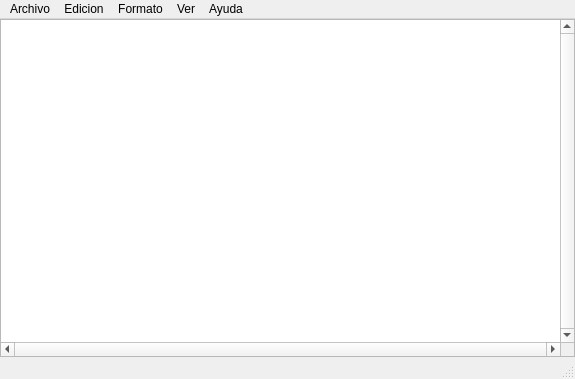
The window that mainwindow.ui (CesarMaiguel/Interpretador) describes before a commit, drawn with Qt 5.
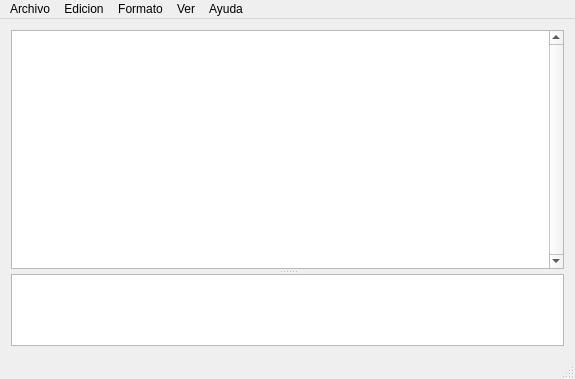
The same window after the commit. Custom widgets are drawn as their Qt base class.

What changed in the file:
```diff
--- a/mainwindow.ui
+++ b/mainwindow.ui
@@ -21,25 +21,45 @@
     <bool>false</bool>
    </property>
    <layout class="QVBoxLayout" name="verticalLayout">
-    <property name="spacing">
-     <number>0</number>
-    </property>
-    <property name="leftMargin">
-     <number>0</number>
-    </property>
-    <property name="topMargin">
-     <number>0</number>
-    </property>
-    <property name="rightMargin">
-     <number>0</number>
-    </property>
-    <property name="bottomMargin">
-     <number>0</number>
-    </property>
-    <item>
-     <layout class="QHBoxLayout" name="horizontalLayout">
-      <item>
-       <widget class="PlainText" name="plainTextEdit">
+    <item>
+     <widget class="QSplitter" name="splitter">
+      <property name="orientation">
+       <enum>Qt::Vertical</enum>
+      </property>
+      <property name="opaqueResize">
+       <bool>true</bool>
+      </property>
+      <property name="handleWidth">
+       <number>5</number>
+      </property>
+      <property name="childrenCollapsible">
+       <bool>false</bool>
+      </property>
+      <widget class="CodeEditor" name="plainTextEdit">
+       <property name="sizePolicy">
+        <sizepolicy hsizetype="Ignored" vsizetype="Ignored">
+         <horstretch>0</horstretch>
+         <verstretch>0</verstretch>
+        </sizepolicy>
+       </property>
+       <property name="minimumSize">
+        <size>
+         <width>0</width>
+         <height>30</height>
+        </size>
+       </property>
+       <property name="maximumSize">
+        <size>
+         <width>16777215</width>
+         <height>16777215</height>
+        </size>
+       </property>
+       <property name="baseSize">
+        <size>
+         <width>0</width>
+         <height>0</height>
+        </size>
+       </property>
         <property name="font">
          <font>
           <family>Consolas</family>
@@ -50,7 +70,7 @@
          <enum>Qt::ScrollBarAlwaysOn</enum>
         </property>
         <property name="horizontalScrollBarPolicy">
-         <enum>Qt::ScrollBarAlwaysOn</enum>
+        <enum>Qt::ScrollBarAsNeeded</enum>
         </property>
         <property name="sizeAdjustPolicy">
          <enum>QAbstractScrollArea::AdjustIgnored</enum>
@@ -58,9 +78,43 @@
         <property name="lineWrapMode">
          <enum>QPlainTextEdit::NoWrap</enum>
         </property>
-       </widget>
-      </item>
-     </layout>
+       <property name="tabStopWidth">
+        <number>80</number>
+       </property>
+      </widget>
+      <widget class="QPlainTextEdit" name="plainTextEdit_2">
+       <property name="sizePolicy">
+        <sizepolicy hsizetype="Ignored" vsizetype="Ignored">
+         <horstretch>0</horstretch>
+         <verstretch>0</verstretch>
+        </sizepolicy>
+       </property>
+       <property name="minimumSize">
+        <size>
+         <width>0</width>
+         <height>30</height>
+        </size>
+       </property>
+       <property name="maximumSize">
+        <size>
+         <width>16777215</width>
+         <height>16777215</height>
+        </size>
+       </property>
+       <property name="horizontalScrollBarPolicy">
+        <enum>Qt::ScrollBarAlwaysOff</enum>
+       </property>
+       <property name="sizeAdjustPolicy">
+        <enum>QAbstractScrollArea::AdjustToContents</enum>
+       </property>
+       <property name="readOnly">
+        <bool>true</bool>
+       </property>
+       <property name="tabStopWidth">
+        <number>80</number>
+       </property>
+      </widget>
+     </widget>
     </item>
    </layout>
   </widget>
@@ -106,7 +160,6 @@
     <property name="title">
      <string>Formato</string>
     </property>
-    <addaction name="actionAjuste_de_linea"/>
     <addaction name="actionFuente"/>
    </widget>
    <widget class="QMenu" name="menuVer">
@@ -114,6 +167,7 @@
      <string>Ver</string>
     </property>
     <addaction name="actionBarra_de_estado"/>
+    <addaction name="actionResultados"/>
    </widget>
    <widget class="QMenu" name="menuAyuda">
     <property name="title">
@@ -283,13 +337,21 @@
     <string>Ctrl+Y</string>
    </property>
   </action>
+  <action name="actionResultados">
+   <property name="checkable">
+    <bool>true</bool>
+   </property>
+   <property name="text">
+    <string>Resultados</string>
+   </property>
+  </action>
  </widget>
  <layoutdefault spacing="6" margin="11"/>
  <customwidgets>
   <customwidget>
-   <class>PlainText</class>
+   <class>CodeEditor</class>
    <extends>QPlainTextEdit</extends>
-   <header>plaintext.h</header>
+   <header>codeeditor.h</header>
   </customwidget>
  </customwidgets>
  <resources/>
```
Lines whose indentation alone changed are shown as unchanged.
